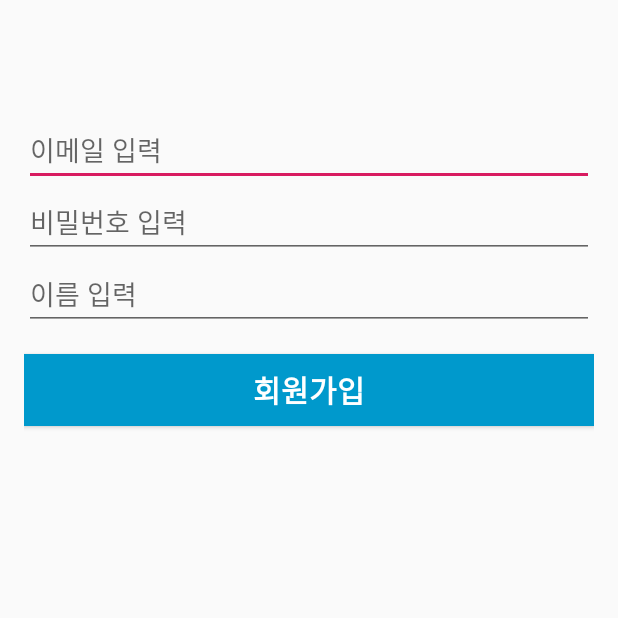
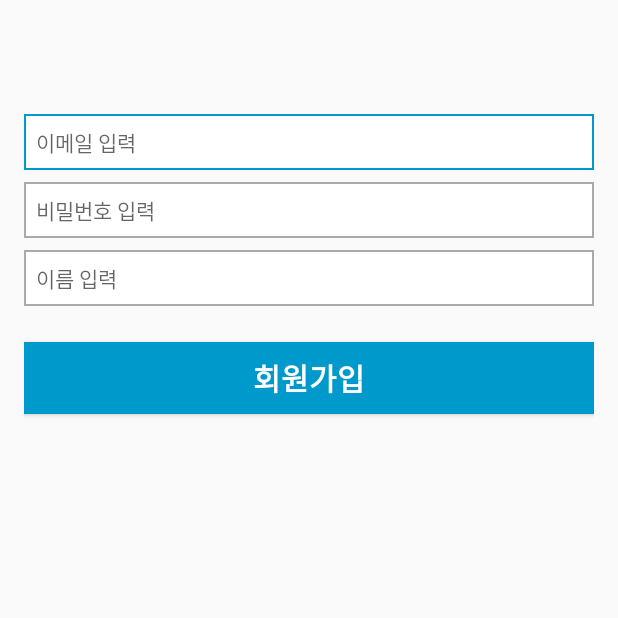
Before and after one commit to Ssioo/daum_cafe_mock_android_sio, an Android app: the SignUpActivity screen opened directly, with no data from a screen before it, on a phone screen of 412 x 824 dp, the top half of it. Run offline under Robolectric (Android 15) with nearby library versions, the phone set to English and light mode, and no system bars.

Commit message:
8. ADD selector layout FOR edittexts at SIGNIN, SIGNUP

```diff
--- /dev/null
+++ b/app/src/main/res/color/selector_click_blue_grey.xml
@@ -0,0 +1,7 @@
+<?xml version="1.0" encoding="utf-8"?>
+<selector xmlns:android="http://schemas.android.com/apk/res/android">
+    <item
+        android:state_focused="true" android:color="@android:color/holo_blue_dark"/>
+    <item
+        android:state_focused="false" android:color="@android:color/darker_gray" />
+</selector>
--- /dev/null
+++ b/app/src/main/res/drawable/background_edittext_blue.xml
@@ -0,0 +1,11 @@
+<?xml version="1.0" encoding="utf-8"?>
+<shape xmlns:android="http://schemas.android.com/apk/res/android">
+    <solid android:color="@android:color/white" />
+
+    <stroke android:color="@color/selector_click_blue_grey" android:width="1dp" />
+    <padding
+        android:bottom="8dp"
+        android:top="8dp"
+        android:right="8dp"
+        android:left="8dp" />
+</shape>
--- a/app/src/main/res/layout/activity_sign_in.xml
+++ b/app/src/main/res/layout/activity_sign_in.xml
@@ -15,15 +15,20 @@
         android:ems="10"
         android:layout_marginTop="60dp"
         android:hint="이메일 입력"
+        android:textSize="14sp"
+        android:layout_marginBottom="8dp"
+        android:background="@drawable/background_edittext_blue"
         android:inputType="textEmailAddress" />
 
     <EditText
         android:id="@+id/et_pw_signin"
         android:layout_width="match_parent"
         android:layout_height="wrap_content"
-
+        android:textSize="14sp"
+        android:layout_marginBottom="8dp"
         android:ems="10"
         android:hint="비밀번호 입력"
+        android:background="@drawable/background_edittext_blue"
         android:inputType="textPassword" />
 
     <Button
--- a/app/src/main/res/layout/activity_sign_up.xml
+++ b/app/src/main/res/layout/activity_sign_up.xml
@@ -15,6 +15,9 @@
         android:ems="10"
         android:layout_marginTop="60dp"
         android:hint="이메일 입력"
+        android:textSize="14sp"
+        android:layout_marginBottom="8dp"
+        android:background="@drawable/background_edittext_blue"
         android:inputType="textEmailAddress" />
 
     <EditText
@@ -23,6 +26,9 @@
         android:layout_height="wrap_content"
         android:ems="10"
         android:hint="비밀번호 입력"
+        android:textSize="14sp"
+        android:layout_marginBottom="8dp"
+        android:background="@drawable/background_edittext_blue"
         android:inputType="textPassword" />
 
     <EditText
@@ -31,6 +37,9 @@
         android:layout_height="wrap_content"
         android:ems="10"
         android:hint="이름 입력"
+        android:textSize="14sp"
+        android:layout_marginBottom="8dp"
+        android:background="@drawable/background_edittext_blue"
         android:inputType="text" />
 
     <Button
```
